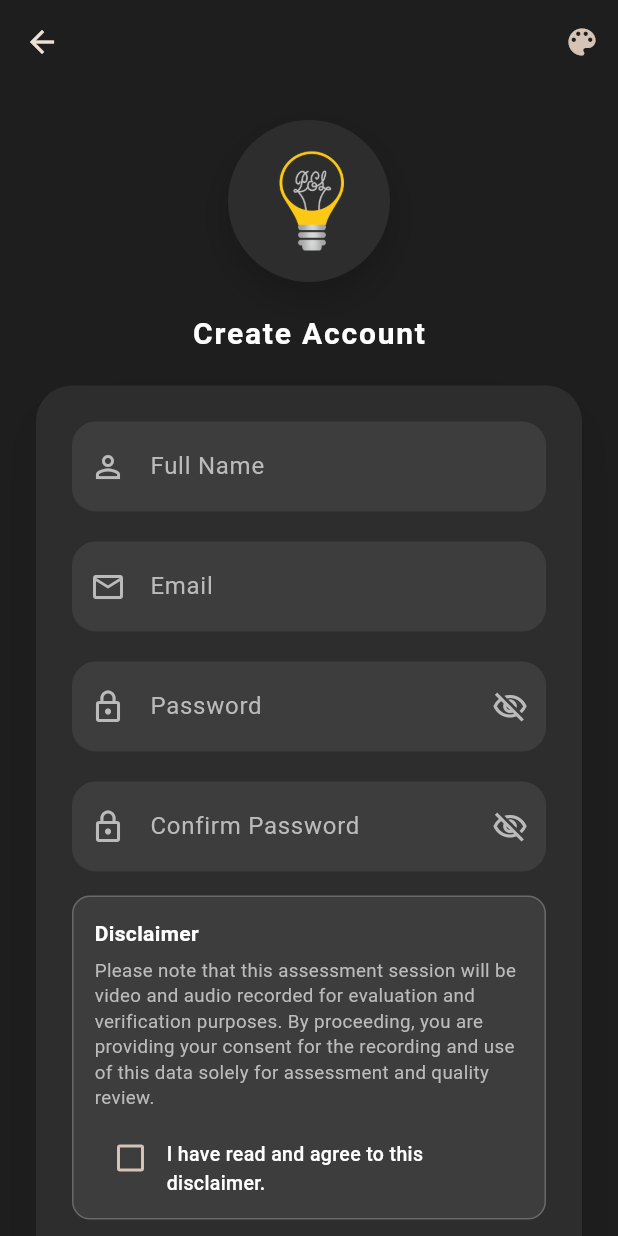
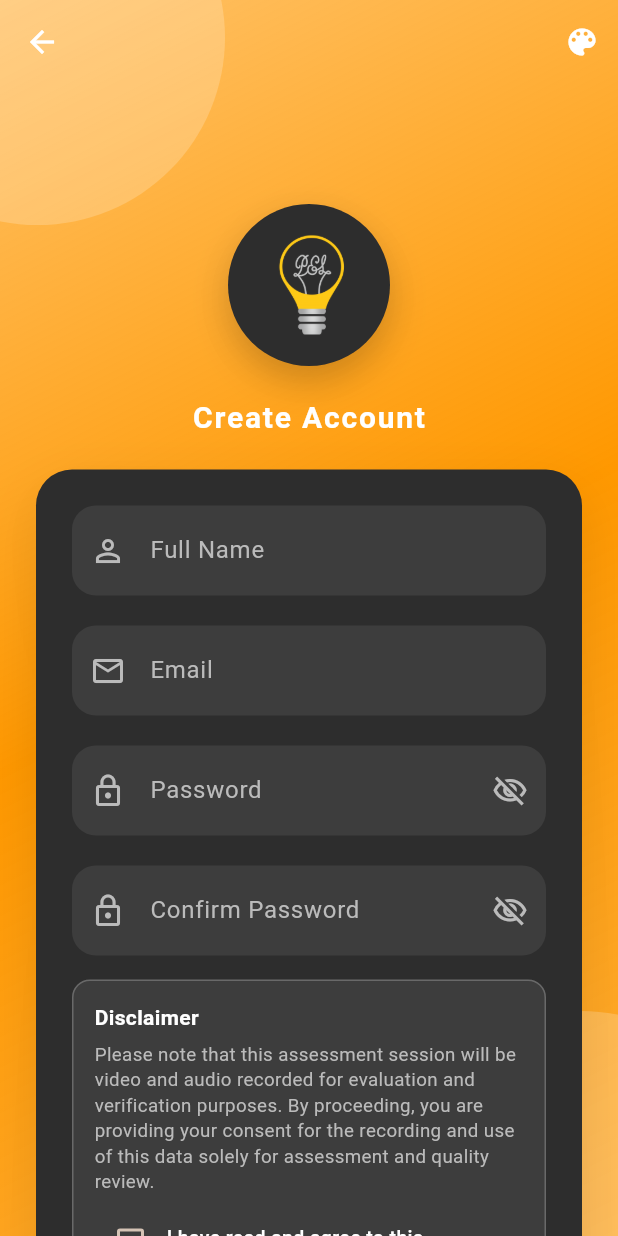
Before and after one commit to PratulDwivedi/app_early_learning, a Flutter app: the screen it shows after launch, after a tap on "Login", after a tap on "Sign Up", on a phone screen of 412 x 824 dp. Run offline on Flutter 3.47's test engine with Material 3 defaults, Android fonts, the phone set to English and light mode, and no system bars; our stand-ins replace cached_network_image, file_picker, firebase_core, firebase_messaging, fl_chart, flutter_html and 7 more; missing offline and left inert: excel; accounts and stored records are empty; network calls fail.

Commit message:
Login and Signup screen Heder background

```diff
--- a/lib/features/auth/screens/login_screen.dart
+++ b/lib/features/auth/screens/login_screen.dart
@@ -5,6 +5,7 @@ import '../../common/widgets/app_logo_badge.dart';
 import '../../common/widgets/theme_selector.dart';
 import '../../common/widgets/custom_text_form_field.dart';
 import '../../common/widgets/custom_button.dart';
+import '../../common/widgets/gradient_background.dart';
 import '../providers/auth_service_provider.dart';
 import '../providers/theme_provider.dart';
 import '../../common/services/navigation_service.dart';
@@ -74,13 +75,15 @@ class _LoginScreenState extends ConsumerState<LoginScreen>
     final colors = ref.watch(themeColorsProvider);
 
     return Scaffold(
-      backgroundColor: colors.bgColor,
+      backgroundColor: Colors.transparent,
+      extendBodyBehindAppBar: true,
       appBar: AppBar(
         backgroundColor: Colors.transparent,
         elevation: 0,
+        iconTheme: const IconThemeData(color: Colors.white),
         actions: [
           IconButton(
-            icon: const Icon(Icons.color_lens),
+            icon: const Icon(Icons.color_lens, color: Colors.white),
             onPressed: () {
               showModalBottomSheet(
                 context: context,
@@ -91,12 +94,11 @@ class _LoginScreenState extends ConsumerState<LoginScreen>
           ),
         ],
       ),
-      body: Container(
-        color: colors.bgColor,
+      body: GradientBackground(
         child: SafeArea(
           child: Center(
             child: SingleChildScrollView(
-              padding: const EdgeInsets.all(24),
+              padding: const EdgeInsets.fromLTRB(24, kToolbarHeight + 24, 24, 24),
               child: Column(
                 mainAxisAlignment: MainAxisAlignment.center,
                 children: [
@@ -107,19 +109,19 @@ class _LoginScreenState extends ConsumerState<LoginScreen>
                   const SizedBox(height: 30),
 
                   // Title
-                  Text(
+                  const Text(
                     'Welcome Early Learning',
                     style: TextStyle(
                       fontSize: 26,
                       fontWeight: FontWeight.bold,
-                      color: colors.textColor,
+                      color: Colors.white,
                       letterSpacing: 1.2,
                     ),
                   ),
                   const SizedBox(height: 8),
-                  Text(
+                  const Text(
                     'Sign in to continue',
-                    style: TextStyle(fontSize: 16, color: colors.hintColor),
+                    style: TextStyle(fontSize: 16, color: Colors.white70),
                   ),
                   const SizedBox(height: 40),
 
--- a/lib/features/auth/screens/signup_screen.dart
+++ b/lib/features/auth/screens/signup_screen.dart
@@ -6,6 +6,7 @@ import '../../common/widgets/app_logo_badge.dart';
 import '../../common/widgets/theme_selector.dart';
 import '../../common/widgets/custom_text_form_field.dart';
 import '../../common/widgets/custom_button.dart';
+import '../../common/widgets/gradient_background.dart';
 import '../providers/auth_service_provider.dart';
 import '../providers/theme_provider.dart';
 import '../../common/services/navigation_service.dart';
@@ -101,17 +102,19 @@ class _SignupScreenState extends ConsumerState<SignupScreen>
     final useMultiColumn = _shouldUseMultiColumnLayout(context);
 
     return Scaffold(
-      backgroundColor: colors.bgColor,
+      backgroundColor: Colors.transparent,
+      extendBodyBehindAppBar: true,
       appBar: AppBar(
         backgroundColor: Colors.transparent,
         elevation: 0,
         leading: IconButton(
-          icon: const Icon(Icons.arrow_back),
+          icon: const Icon(Icons.arrow_back, color: Colors.white),
           onPressed: () => NavigationService.goBack(),
         ),
+        iconTheme: const IconThemeData(color: Colors.white),
         actions: [
           IconButton(
-            icon: const Icon(Icons.color_lens),
+            icon: const Icon(Icons.color_lens, color: Colors.white),
             onPressed: () {
               showModalBottomSheet(
                 context: context,
@@ -122,12 +125,11 @@ class _SignupScreenState extends ConsumerState<SignupScreen>
           ),
         ],
       ),
-      body: Container(
-        color: colors.bgColor,
+      body: GradientBackground(
         child: SafeArea(
           child: Center(
             child: SingleChildScrollView(
-              padding: const EdgeInsets.all(24),
+              padding: const EdgeInsets.fromLTRB(24, kToolbarHeight + 24, 24, 24),
               child: Column(
                 mainAxisAlignment: MainAxisAlignment.center,
                 children: [
@@ -138,12 +140,12 @@ class _SignupScreenState extends ConsumerState<SignupScreen>
                   const SizedBox(height: 20),
 
                   // Title
-                  Text(
+                  const Text(
                     'Create Account',
                     style: TextStyle(
                       fontSize: 20,
                       fontWeight: FontWeight.bold,
-                      color: colors.textColor,
+                      color: Colors.white,
                       letterSpacing: 1.2,
                     ),
                   ),
--- /dev/null
+++ b/lib/features/common/widgets/gradient_background.dart
@@ -0,0 +1,60 @@
+import 'package:flutter/material.dart';
+import 'package:flutter_riverpod/flutter_riverpod.dart';
+import '../../auth/providers/theme_provider.dart';
+
+class GradientBackground extends ConsumerWidget {
+  final Widget child;
+
+  const GradientBackground({
+    super.key,
+    required this.child,
+  });
+
+  @override
+  Widget build(BuildContext context, WidgetRef ref) {
+    final primaryColor = ref.watch(primaryColorProvider);
+
+    return Container(
+      decoration: BoxDecoration(
+        gradient: LinearGradient(
+          begin: Alignment.topLeft,
+          end: Alignment.bottomRight,
+          colors: [
+            primaryColor.withOpacity(0.6),
+            primaryColor,
+            primaryColor.withOpacity(0.8),
+          ],
+        ),
+      ),
+      child: Stack(
+        children: [
+          Positioned(
+            top: -100,
+            left: -100,
+            child: Container(
+              width: 250,
+              height: 250,
+              decoration: BoxDecoration(
+                color: Colors.white.withOpacity(0.2),
+                shape: BoxShape.circle,
+              ),
+            ),
+          ),
+          Positioned(
+            bottom: -100,
+            right: -100,
+            child: Container(
+              width: 250,
+              height: 250,
+              decoration: BoxDecoration(
+                color: Colors.white.withOpacity(0.2),
+                shape: BoxShape.circle,
+              ),
+            ),
+          ),
+          child,
+        ],
+      ),
+    );
+  }
+}
```
